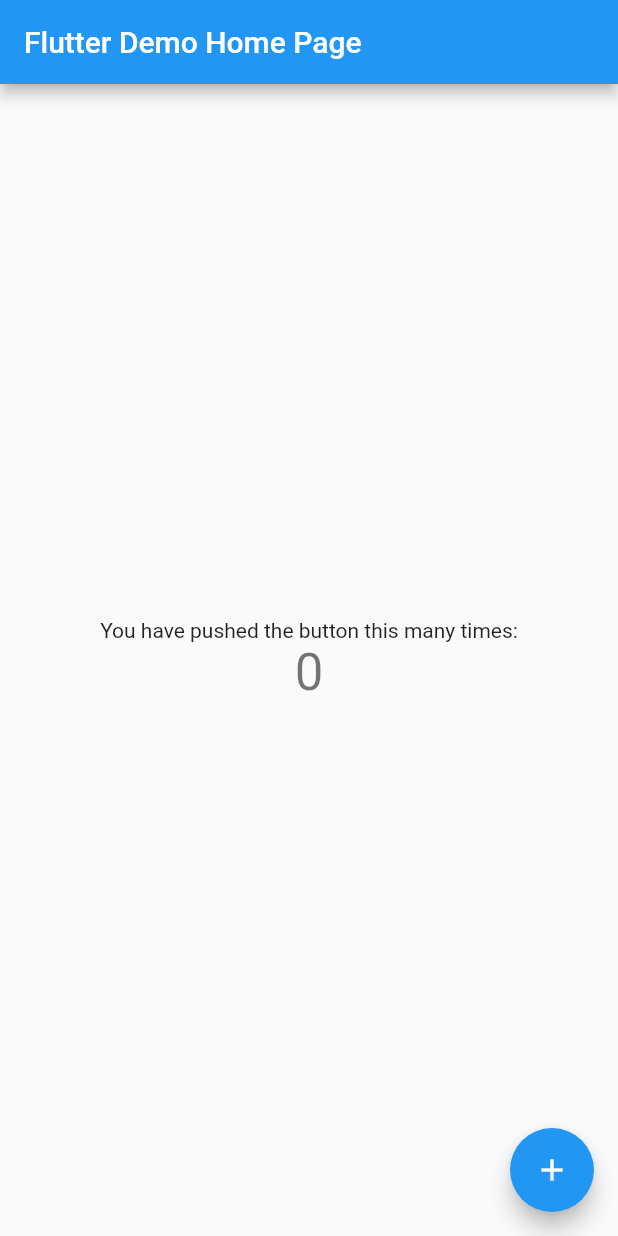
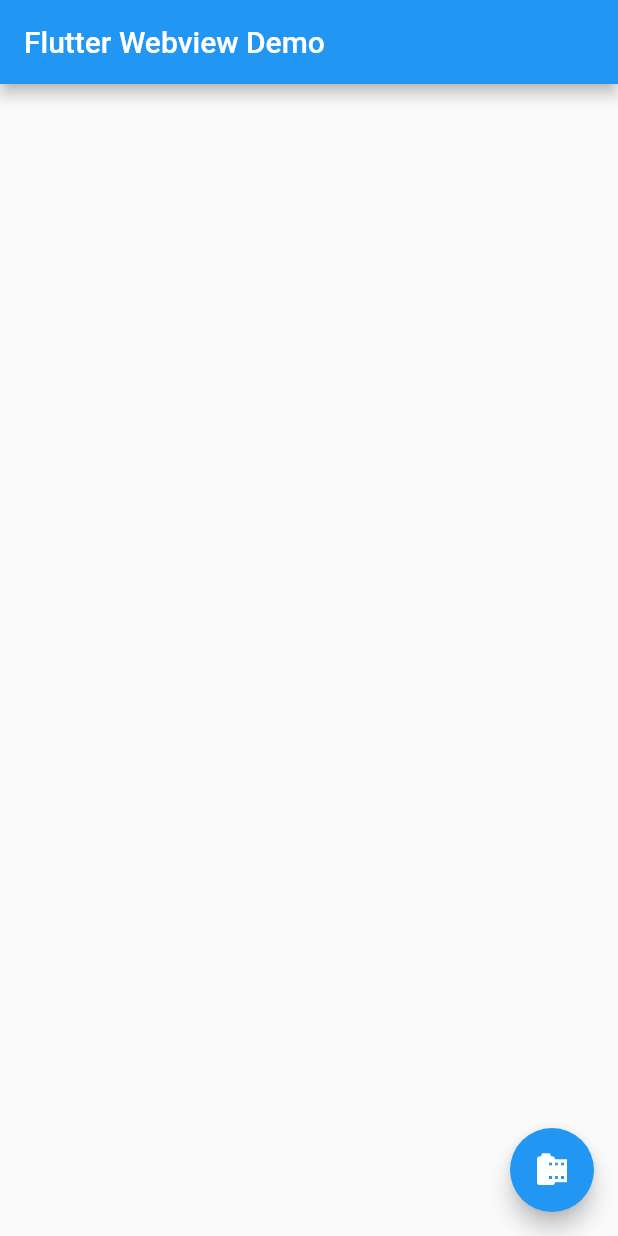
Before and after one commit to Winwisly100/simple, a Flutter app: the screen it shows after launch, on a phone screen of 412 x 824 dp. Run offline on Flutter 3.47's test engine with Material 2 defaults, Android fonts, the phone set to English and light mode, and no system bars; missing offline and left inert: hwebview.

Commit message:
update ci

```diff
--- a/lib/main.dart
+++ b/lib/main.dart
@@ -6,40 +6,20 @@ void main() {
 }
 
 class MyApp extends StatelessWidget {
-  // This widget is the root of your application.
   @override
   Widget build(BuildContext context) {
     return MaterialApp(
       title: 'Flutter Demo',
       theme: ThemeData(
-        // This is the theme of your application.
-        //
-        // Try running your application with "flutter run". You'll see the
-        // application has a blue toolbar. Then, without quitting the app, try
-        // changing the primarySwatch below to Colors.green and then invoke
-        // "hot reload" (press "r" in the console where you ran "flutter run",
-        // or simply save your changes to "hot reload" in a Flutter IDE).
-        // Notice that the counter didn't reset back to zero; the application
-        // is not restarted.
         primarySwatch: Colors.blue,
       ),
-      home: MyHomePage(title: 'Flutter Demo Home Page'),
+      home: MyHomePage(title: 'Flutter Webview Demo'),
     );
   }
 }
 
 class MyHomePage extends StatefulWidget {
   MyHomePage({Key key, this.title}) : super(key: key);
-
-  // This widget is the home page of your application. It is stateful, meaning
-  // that it has a State object (defined below) that contains fields that affect
-  // how it looks.
-
-  // This class is the configuration for the state. It holds the values (in this
-  // case the title) provided by the parent (in this case the App widget) and
-  // used by the build method of the State. Fields in a Widget subclass are
-  // always marked "final".
-
   final String title;
 
   @override
@@ -47,60 +27,26 @@ class MyHomePage extends StatefulWidget {
 }
 
 class _MyHomePageState extends State<MyHomePage> {
-  int _counter = 0;
-
   void _incrementCounter() async{
     await Hwebview.openWebview("https://youtube.com/");
   }
 
   @override
   Widget build(BuildContext context) {
-    // This method is rerun every time setState is called, for instance as done
-    // by the _incrementCounter method above.
-    //
-    // The Flutter framework has been optimized to make rerunning build methods
-    // fast, so that you can just rebuild anything that needs updating rather
-    // than having to individually change instances of widgets.
     return Scaffold(
       appBar: AppBar(
-        // Here we take the value from the MyHomePage object that was created by
-        // the App.build method, and use it to set our appbar title.
         title: Text(widget.title),
       ),
       body: Center(
-        // Center is a layout widget. It takes a single child and positions it
-        // in the middle of the parent.
         child: Column(
-          // Column is also a layout widget. It takes a list of children and
-          // arranges them vertically. By default, it sizes itself to fit its
-          // children horizontally, and tries to be as tall as its parent.
-          //
-          // Invoke "debug painting" (press "p" in the console, choose the
-          // "Toggle Debug Paint" action from the Flutter Inspector in Android
-          // Studio, or the "Toggle Debug Paint" command in Visual Studio Code)
-          // to see the wireframe for each widget.
-          //
-          // Column has various properties to control how it sizes itself and
-          // how it positions its children. Here we use mainAxisAlignment to
-          // center the children vertically; the main axis here is the vertical
-          // axis because Columns are vertical (the cross axis would be
-          // horizontal).
           mainAxisAlignment: MainAxisAlignment.center,
-          children: <Widget>[
-            Text(
-              'You have pushed the button this many times:',
-            ),
-            Text(
-              '$_counter',
-              style: Theme.of(context).textTheme.headline4,
-            ),
-          ],
+          children: <Widget>[],
         ),
       ),
       floatingActionButton: FloatingActionButton(
         onPressed: _incrementCounter,
-        tooltip: 'Increment',
-        child: Icon(Icons.add),
+        tooltip: 'Open Webview',
+        child: Icon(Icons.camera_roll),
       ), // This trailing comma makes auto-formatting nicer for build methods.
     );
   }
```
Also changed, not shown: .github/workflows/ci.yaml.
